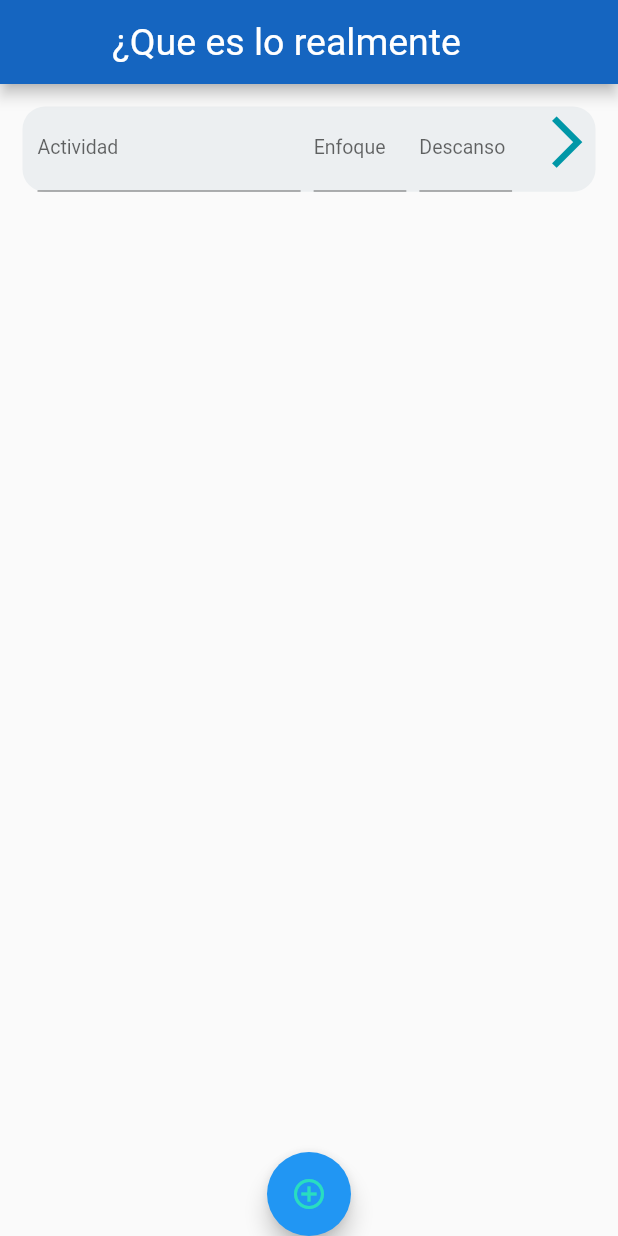
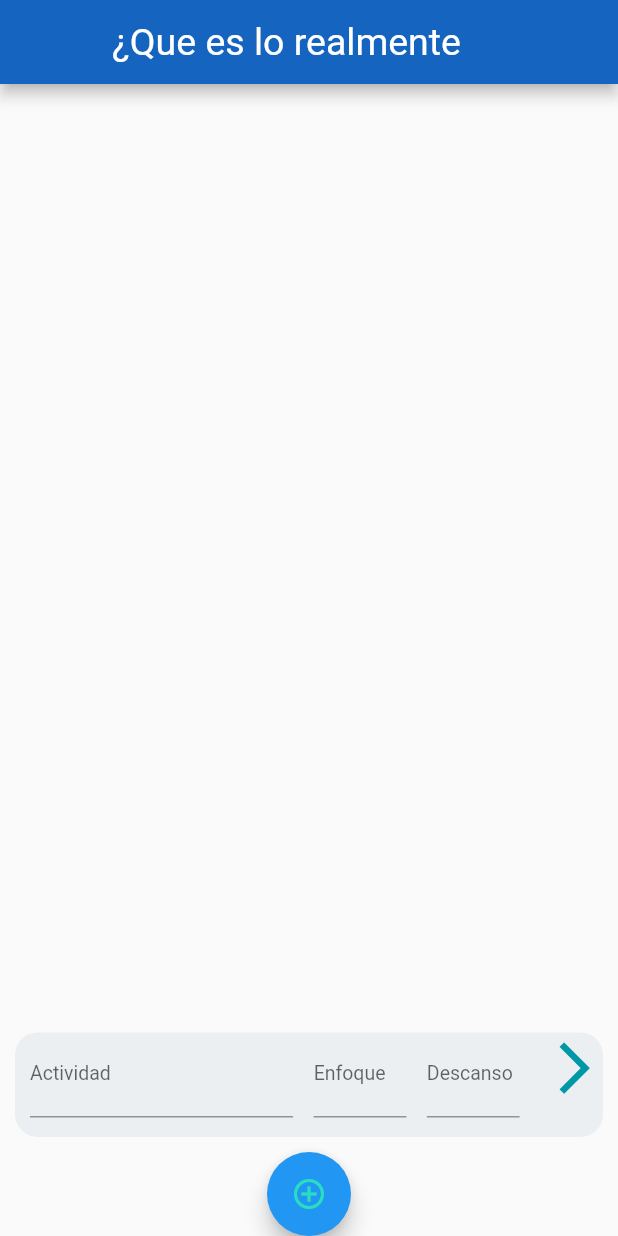
Before and after one commit to IsraMejia/Aquadoro, a Flutter app: the screen it shows after launch, after a tap on the "add circle outline" icon, on a phone screen of 412 x 824 dp. Run offline on Flutter 3.47's test engine with Material 2 defaults, Android fonts, the phone set to English and light mode, and no system bars; our stand-ins replace animated_text_kit, flare_flutter.

```diff
--- a/lib/goal_card.dart
+++ b/lib/goal_card.dart
@@ -5,29 +5,32 @@ import 'package:flutter/material.dart';
  * usare una logica similar a la del chatbot y para agregar una nueva tarjeta
  * se hara uso de un boton en el goals page
  */
-class GoalCard extends StatefulWidget {
+class GoalCard extends StatelessWidget{
 
   GoalCard({
     this.actividad,
     this.tConcentracion,
     this.tDescanso,
+    this.animationController,
   });
 
   String actividad = 'Actividad';
   int tConcentracion = 25;
   int tDescanso = 5;
+  final AnimationController animationController;  //para la animacion al agregar cada tarjeta
 
-  @override
-  _GoalCardState createState() => _GoalCardState();
-}
-
-class _GoalCardState extends State<GoalCard> {
 
   @override
   Widget build(BuildContext context) {
     double anchoPantalla = MediaQuery.of(context).size.width;
 
-    return  Container(
+    return SizeTransition(
+      sizeFactor: CurvedAnimation(
+        parent:  animationController ,
+        curve: Curves.linear ),
+      axisAlignment: 0,
+      axis: Axis.vertical ,
+      child: Container(
         decoration: BoxDecoration(
           color: Colors.blueGrey[50],
           borderRadius: BorderRadius.circular(15.0) ,
@@ -40,7 +43,7 @@ class _GoalCardState extends State<GoalCard> {
         children: <Widget>[
 
           Container( //entrada de la actividad
-          padding: EdgeInsets.only(left: 10.0),
+            padding: EdgeInsets.only(left: 10.0, bottom: 13.0),
             width: anchoPantalla*0.45,
             child: _actividadInput(),
           ),
@@ -72,6 +75,7 @@ class _GoalCardState extends State<GoalCard> {
             )
           ),
         ],
+        ),
       ),
     );
   }
@@ -114,4 +118,5 @@ class _GoalCardState extends State<GoalCard> {
 
 
 
+
 }
--- a/lib/goals_page.dart
+++ b/lib/goals_page.dart
@@ -8,7 +8,7 @@ class GoalsPage extends StatefulWidget {
 }//GoalsPage
 
 class _GoalsPageState extends State<GoalsPage> with TickerProviderStateMixin {
-
+//TickerProviderStateMixin Nos servira para agregarle animaciones a las tarjetas cuando son agregadas
   final List<GoalCard> _metas =[];
 
 
@@ -24,8 +24,8 @@ class _GoalsPageState extends State<GoalsPage> with TickerProviderStateMixin {
           Flexible(
             child:  ListView.builder(
             itemBuilder: (_ , int index) => _metas[index],
-              // reverse: true,
-            padding: EdgeInsets.all(5.0),
+            reverse: true,
+            // padding: EdgeInsets.all(2.0),
             itemCount: _metas.length,
            ),
           ),
@@ -73,17 +73,28 @@ class _GoalsPageState extends State<GoalsPage> with TickerProviderStateMixin {
   }
 
   void _agregarCard(){
-    // final animacionCards = new AnimationController(
-    //     duration: const Duration(milliseconds: 500),
-    //     vsync: this,
-    // );
-    GoalCard meta = new GoalCard();
+    final animacionCards = new AnimationController(
+        duration: const Duration(milliseconds: 800),
+
+        vsync: this, //necesario para el tricker, impulsa la animacion hacia delante
+    );
+    GoalCard meta = new GoalCard(
+      animationController : animacionCards,
+    );
 
     setState(() {
       _metas.insert(0, meta);
     });
-    // meta.animationController.forward();
-    print('se creo tarjeta de meta');
+    meta.animationController.forward();
+    // print('se creo tarjeta de meta');
+  }
+
+
+  @override
+  void dispose(){//Liberar recuros de memoria que se usa en las animaicones
+    for(GoalCard meta in _metas)
+      meta.animationController.dispose();
+    super.dispose();
   }
 
 
```
Lines whose indentation alone changed are shown as unchanged.
